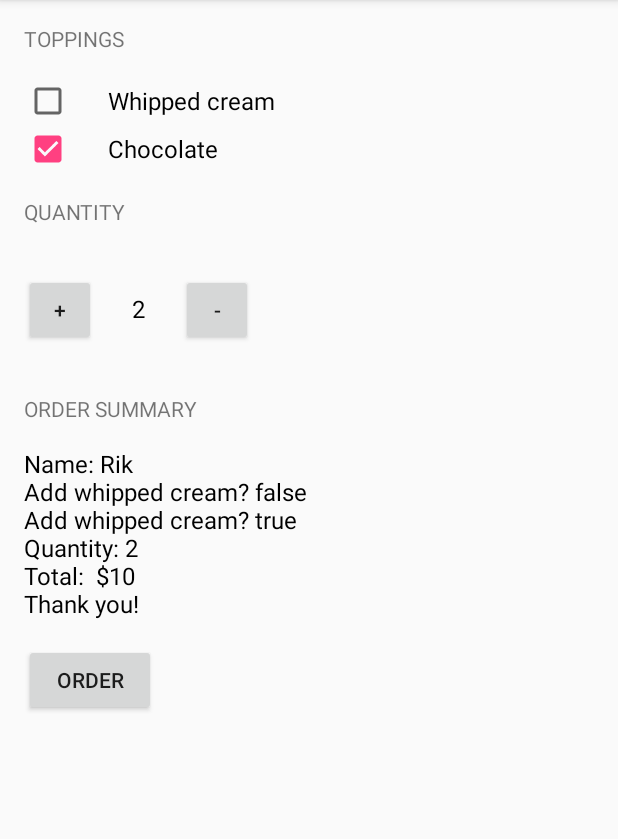
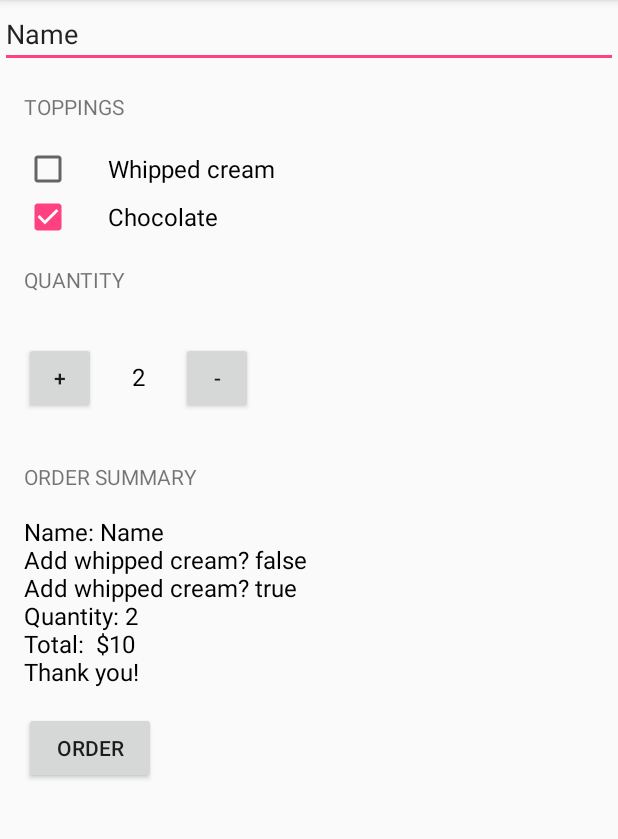
Before and after one commit to Valery85/androidUd, an Android app: the screen it shows after launch (MainActivity), after a tap on "ORDER", on a phone screen of 412 x 824 dp, the part 84-923 px from its top. Run offline under Robolectric (Android 15) with nearby library versions, the phone set to English and light mode, and no system bars; 1 other tap on this screen came first.

Commit message:
Add posibility to input name of customer

```diff
--- a/JustJava/app/src/main/java/com/example/android/justjava/MainActivity.java
+++ b/JustJava/app/src/main/java/com/example/android/justjava/MainActivity.java
@@ -6,6 +6,7 @@ import android.support.v7.app.AppCompatActivity;
 import android.util.Log;
 import android.view.View;
 import android.widget.CheckBox;
+import android.widget.EditText;
 import android.widget.TextView;
 
 import java.text.NumberFormat;
@@ -14,6 +15,7 @@ import java.text.NumberFormat;
  * This app displays an order form to order coffee.
  */
 public class MainActivity extends AppCompatActivity {
+    private String customerName;
     private int quatintityCups = 2;
     private int priceOfCup = 5;
     private boolean isWhippedCream = false;
@@ -50,7 +52,10 @@ public class MainActivity extends AppCompatActivity {
      * This method is called when the order button is clicked.
      */
     public void submitOrder(View view) {
-        String messageToCustumer = "Name: Rik " + "\n";
+        EditText editText = (EditText) findViewById(R.id.name_input);
+        customerName = editText.getText().toString();
+
+        String messageToCustumer = "Name: " + customerName +  "\n";
         messageToCustumer+= "Add whipped cream? " + isWhippedCream + "\n";
         messageToCustumer+= "Add whipped cream? " + isChocolate + "\n";
         messageToCustumer+= "Quantity: " + quatintityCups + "\n";
--- a/JustJava/app/src/main/res/layout/activity_main.xml
+++ b/JustJava/app/src/main/res/layout/activity_main.xml
@@ -9,6 +9,13 @@
     android:layout_width="match_parent"
     android:layout_height="match_parent"
     android:orientation="vertical">
+
+    <EditText
+        android:id="@+id/name_input"
+        android:layout_height="wrap_content"
+        android:layout_width="match_parent"
+        android:inputType="text"
+        android:text="Name"/>
 
     <TextView
         android:layout_width="wrap_content"
```
